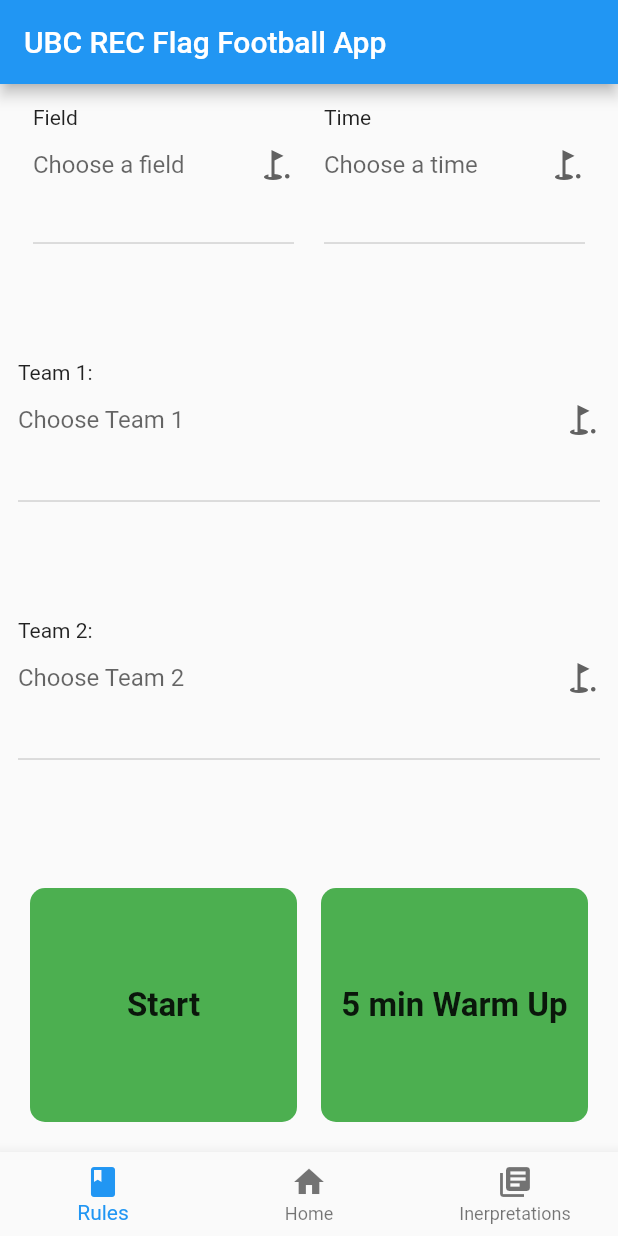
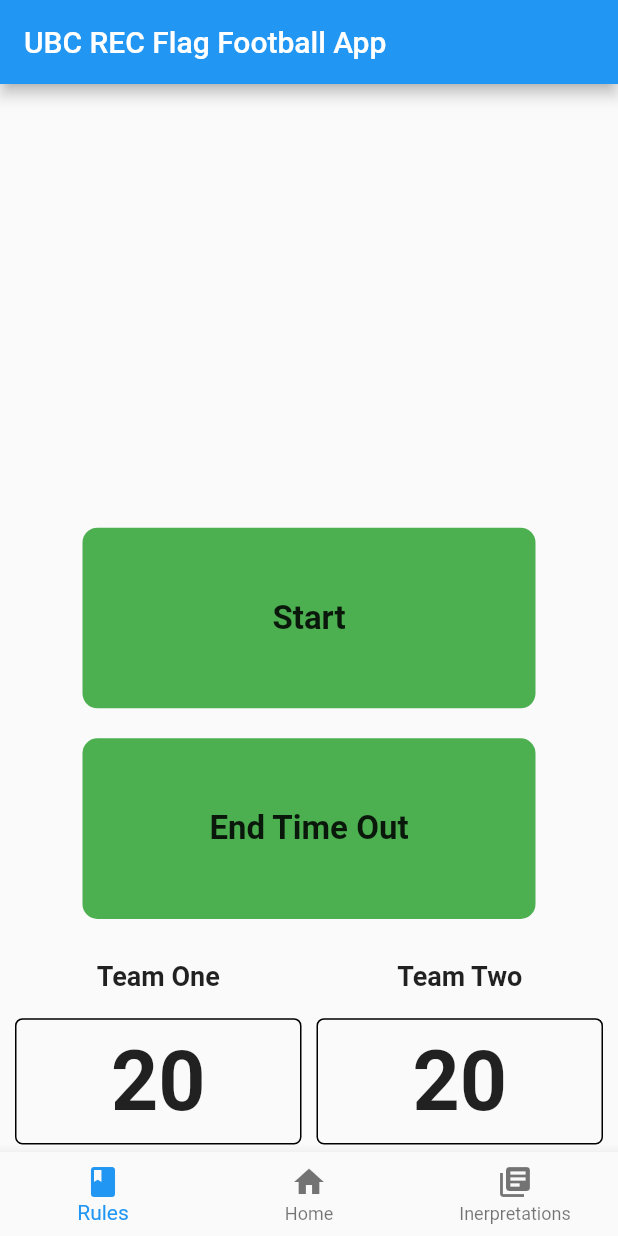
Before and after one commit to JPGarCar/ubc_rec_referee_app, a Flutter app: the screen it shows after launch, on a phone screen of 412 x 824 dp. Run offline on Flutter 3.47's test engine with Material 2 defaults, Android fonts, the phone set to English and light mode, and no system bars.

Commit message:
Finished Time Out Page outline.

```diff
--- a/lib/main.dart
+++ b/lib/main.dart
@@ -4,6 +4,7 @@ import 'package:ubc_rec_refferee_app/pages/endGame_page.dart';
 import 'package:ubc_rec_refferee_app/pages/main_page.dart';
 import 'package:ubc_rec_refferee_app/pages/newGame_page.dart';
 import 'package:ubc_rec_refferee_app/pages/score_page.dart';
+import 'package:ubc_rec_refferee_app/pages/timeOut_page.dart';
 import 'package:ubc_rec_refferee_app/pages/timer_page.dart';
 
 void main() => runApp(MyApp());
@@ -41,7 +42,7 @@ class MyApp extends StatelessWidget {
               ),
             ],
           ),
-          body: NewGamePage(),
+          body: TimeOutPage(),
         ),
       ),
     );
--- a/lib/pages/newGame_page.dart
+++ b/lib/pages/newGame_page.dart
@@ -83,6 +83,7 @@ class _NewGamePageState extends State<NewGamePage> {
                       },
                       variable: teamOne,
                       label: "Team 1:",
+                      // TODO extract lists to constants
                       values: <String>["Woods", "Warren", "South"]
                           .map((String value) {
                         return DropdownMenuItem<String>(
@@ -108,6 +109,7 @@ class _NewGamePageState extends State<NewGamePage> {
                       },
                       variable: teamTwo,
                       label: "Team 2:",
+                      // TODO extract list to constants
                       values: <String>["Woods", "Warren", "South"]
                           .map((String value) {
                         return DropdownMenuItem<String>(
--- /dev/null
+++ b/lib/pages/timeOut_page.dart
@@ -0,0 +1,52 @@
+import 'package:flutter/material.dart';
+import 'package:ubc_rec_refferee_app/components/allComponents.dart';
+
+class TimeOutPage extends StatefulWidget {
+  @override
+  _TimeOutPageState createState() => _TimeOutPageState();
+}
+
+class _TimeOutPageState extends State<TimeOutPage> {
+  @override
+  Widget build(BuildContext context) {
+    return Container(
+      constraints: BoxConstraints.expand(),
+      margin: EdgeInsets.all(5),
+      child: Column(
+        children: <Widget>[
+          Expanded(
+            flex: 2,
+            child: Container(),
+          ),
+          Expanded(
+            child: RectangleButton(
+              text: "Start",
+              function: null,
+              edgeInset: EdgeInsets.symmetric(vertical: 10, horizontal: 50),
+            ),
+          ),
+          Expanded(
+            child: RectangleButton(
+              text: "End Time Out",
+              function: null,
+              edgeInset: EdgeInsets.symmetric(vertical: 10, horizontal: 50),
+            ),
+          ),
+          Expanded(
+            child: Row(
+              // TODO change constant values to accurate values
+              children: <Widget>[
+                Expanded(
+                  child: TimerTeamScore(teamName: "Team One", score: 20),
+                ),
+                Expanded(
+                  child: TimerTeamScore(teamName: "Team Two", score: 20),
+                ),
+              ],
+            ),
+          ),
+        ],
+      ),
+    );
+  }
+}
```
